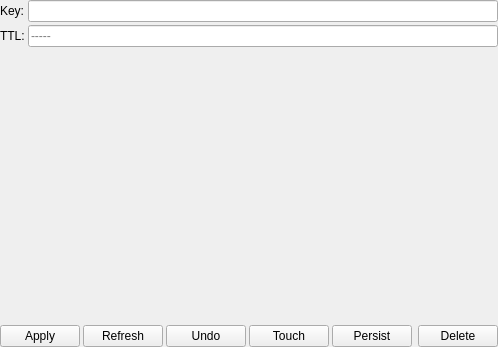
Before: the Qt Designer form qredis/ui/RedisItemEditor.ui in tiagocoutinho/qredis, drawn with Qt 5.
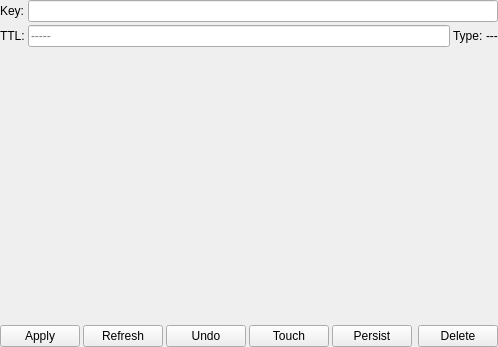
After: the same form once the commit is applied. Icons and pictures are not drawn.

Commit message: Show item type

```diff
--- a/qredis/ui/RedisItemEditor.ui
+++ b/qredis/ui/RedisItemEditor.ui
@@ -29,16 +29,6 @@
    <property name="spacing">
     <number>3</number>
    </property>
-   <item row="1" column="1" colspan="3">
-    <widget class="QLineEdit" name="ttl_value">
-     <property name="frame">
-      <bool>true</bool>
-     </property>
-     <property name="placeholderText">
-      <string>-----</string>
-     </property>
-    </widget>
-   </item>
    <item row="3" column="0" colspan="4">
     <widget class="QWidget" name="widget" native="true">
      <layout class="QHBoxLayout" name="horizontalLayout">
@@ -183,6 +173,30 @@
      </property>
     </widget>
    </item>
+   <item row="1" column="1">
+    <widget class="QLineEdit" name="ttl_value">
+     <property name="frame">
+      <bool>true</bool>
+     </property>
+     <property name="placeholderText">
+      <string>-----</string>
+     </property>
+    </widget>
+   </item>
+   <item row="1" column="2">
+    <widget class="QLabel" name="type_label">
+     <property name="text">
+      <string>Type:</string>
+     </property>
+    </widget>
+   </item>
+   <item row="1" column="3">
+    <widget class="QLabel" name="type_label_value">
+     <property name="text">
+      <string>---</string>
+     </property>
+    </widget>
+   </item>
   </layout>
  </widget>
  <resources/>
```
The commit also changes 1 other file.
